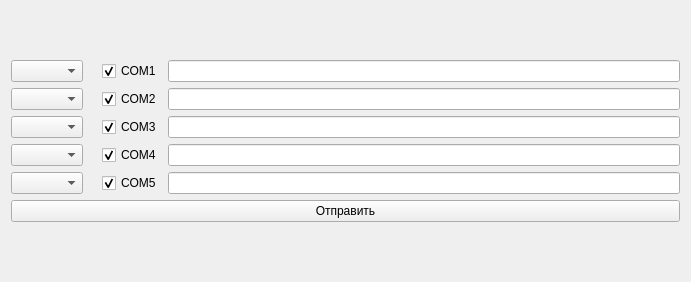
Old version of the form mainwindow.ui in the repository TTTiNNNy/Serial_QT.
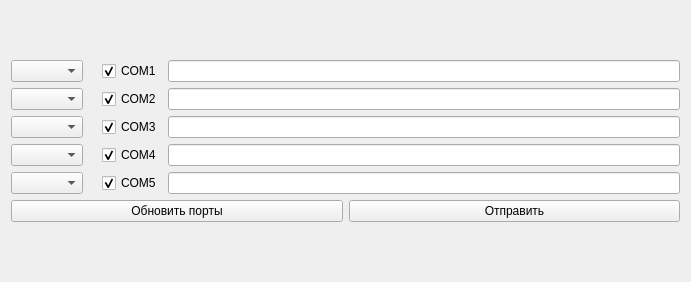
New version of the form.

Commit message: Add port rescan button

```diff
--- a/mainwindow.ui
+++ b/mainwindow.ui
@@ -153,11 +153,22 @@
        </layout>
       </item>
       <item>
+       <layout class="QHBoxLayout" name="controlRow">
+        <item>
+         <widget class="QPushButton" name="rescanPorts">
+          <property name="text">
+           <string>Обновить порты</string>
+          </property>
+         </widget>
+        </item>
+        <item>
        <widget class="QPushButton" name="sendDataBtn">
         <property name="text">
          <string>Отправить</string>
         </property>
        </widget>
+        </item>
+       </layout>
       </item>
      </layout>
     </item>
```
Lines whose indentation alone changed are shown as unchanged. The commit also changes 2 other files.
